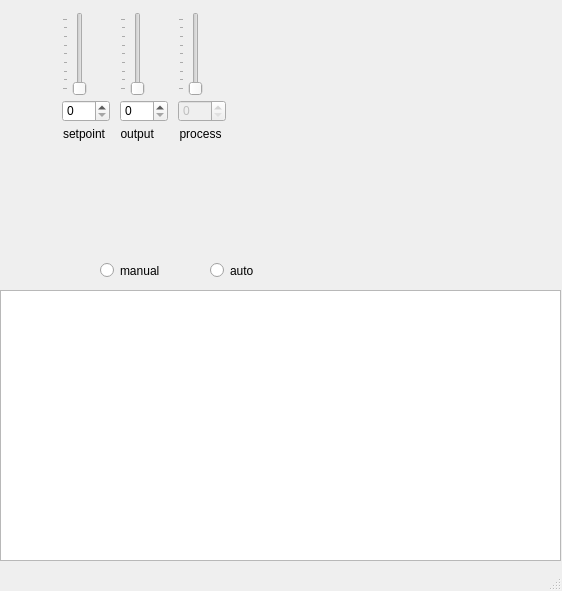
The window that gui/tinyPIDqt/form1.ui (colossus212/tinyPID) describes before a commit, drawn with Qt 5.
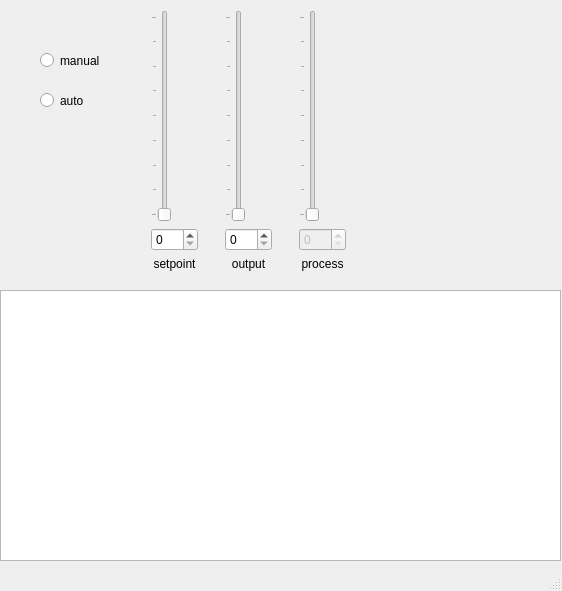
The same window after the commit.

Commit message: playing with gui

What changed in the file:
```diff
--- a/gui/tinyPIDqt/form1.ui
+++ b/gui/tinyPIDqt/form1.ui
@@ -26,15 +26,54 @@
    <string>tinyPIDqt</string>
   </property>
   <widget class="QWidget" name="centralwidget">
+   <widget class="QGraphicsView" name="graphicsView">
+    <property name="geometry">
+     <rect>
+      <x>0</x>
+      <y>290</y>
+      <width>561</width>
+      <height>271</height>
+     </rect>
+    </property>
+   </widget>
+   <widget class="QRadioButton" name="radioButton">
+    <property name="geometry">
+     <rect>
+      <x>40</x>
+      <y>50</y>
+      <width>71</width>
+      <height>21</height>
+     </rect>
+    </property>
+    <property name="text">
+     <string>manual</string>
+    </property>
+   </widget>
+   <widget class="QRadioButton" name="radioButton_2">
+    <property name="geometry">
+     <rect>
+      <x>40</x>
+      <y>90</y>
+      <width>61</width>
+      <height>21</height>
+     </rect>
+    </property>
+    <property name="text">
+     <string>auto</string>
+    </property>
+   </widget>
+   <widget class="QWidget" name="">
+    <property name="geometry">
+     <rect>
+      <x>130</x>
+      <y>10</y>
+      <width>239</width>
+      <height>261</height>
+     </rect>
+    </property>
+    <layout class="QGridLayout" name="gridLayout">
+     <item row="0" column="0">
    <widget class="QSlider" name="spSlider">
-    <property name="geometry">
-     <rect>
-      <x>62</x>
-      <y>12</y>
-      <width>28</width>
-      <height>84</height>
-     </rect>
-    </property>
     <property name="maximum">
      <number>255</number>
     </property>
@@ -48,15 +87,9 @@
      <number>32</number>
     </property>
    </widget>
+     </item>
+     <item row="0" column="1">
    <widget class="QSlider" name="outSlider">
-    <property name="geometry">
-     <rect>
-      <x>120</x>
-      <y>12</y>
-      <width>28</width>
-      <height>84</height>
-     </rect>
-    </property>
     <property name="maximum">
      <number>255</number>
     </property>
@@ -70,18 +103,12 @@
      <number>32</number>
     </property>
    </widget>
+     </item>
+     <item row="0" column="2">
    <widget class="QSlider" name="pvSlider">
     <property name="enabled">
      <bool>false</bool>
     </property>
-    <property name="geometry">
-     <rect>
-      <x>178</x>
-      <y>12</y>
-      <width>28</width>
-      <height>84</height>
-     </rect>
-    </property>
     <property name="maximum">
      <number>255</number>
     </property>
@@ -95,15 +122,9 @@
      <number>32</number>
     </property>
    </widget>
+     </item>
+     <item row="1" column="0">
    <widget class="QSpinBox" name="spSpinBox">
-    <property name="geometry">
-     <rect>
-      <x>62</x>
-      <y>100</y>
-      <width>48</width>
-      <height>22</height>
-     </rect>
-    </property>
     <property name="accelerated">
      <bool>true</bool>
     </property>
@@ -111,15 +132,9 @@
      <number>255</number>
     </property>
    </widget>
+     </item>
+     <item row="1" column="1">
    <widget class="QSpinBox" name="outSpinBox">
-    <property name="geometry">
-     <rect>
-      <x>120</x>
-      <y>100</y>
-      <width>48</width>
-      <height>22</height>
-     </rect>
-    </property>
     <property name="accelerated">
      <bool>true</bool>
     </property>
@@ -127,18 +142,12 @@
      <number>255</number>
     </property>
    </widget>
+     </item>
+     <item row="1" column="2">
    <widget class="QSpinBox" name="pvSpinBox">
     <property name="enabled">
      <bool>false</bool>
     </property>
-    <property name="geometry">
-     <rect>
-      <x>178</x>
-      <y>100</y>
-      <width>48</width>
-      <height>22</height>
-     </rect>
-    </property>
     <property name="accelerated">
      <bool>true</bool>
     </property>
@@ -146,15 +155,9 @@
      <number>255</number>
     </property>
    </widget>
+     </item>
+     <item row="2" column="0">
    <widget class="QLabel" name="label">
-    <property name="geometry">
-     <rect>
-      <x>62</x>
-      <y>126</y>
-      <width>44</width>
-      <height>16</height>
-     </rect>
-    </property>
     <property name="text">
      <string>&lt;!DOCTYPE HTML PUBLIC &quot;-//W3C//DTD HTML 4.0//EN&quot; &quot;http://www.w3.org/TR/REC-html40/strict.dtd&quot;&gt;
 &lt;html&gt;&lt;head&gt;&lt;meta name=&quot;qrichtext&quot; content=&quot;1&quot; /&gt;&lt;style type=&quot;text/css&quot;&gt;
@@ -163,15 +166,9 @@
 &lt;p align=&quot;center&quot; style=&quot; margin-top:0px; margin-bottom:0px; margin-left:0px; margin-right:0px; -qt-block-indent:0; text-indent:0px;&quot;&gt;setpoint&lt;/p&gt;&lt;/body&gt;&lt;/html&gt;</string>
     </property>
    </widget>
+     </item>
+     <item row="2" column="1">
    <widget class="QLabel" name="label_2">
-    <property name="geometry">
-     <rect>
-      <x>120</x>
-      <y>126</y>
-      <width>34</width>
-      <height>16</height>
-     </rect>
-    </property>
     <property name="text">
      <string>&lt;!DOCTYPE HTML PUBLIC &quot;-//W3C//DTD HTML 4.0//EN&quot; &quot;http://www.w3.org/TR/REC-html40/strict.dtd&quot;&gt;
 &lt;html&gt;&lt;head&gt;&lt;meta name=&quot;qrichtext&quot; content=&quot;1&quot; /&gt;&lt;style type=&quot;text/css&quot;&gt;
@@ -180,15 +177,9 @@
 &lt;p align=&quot;center&quot; style=&quot; margin-top:0px; margin-bottom:0px; margin-left:0px; margin-right:0px; -qt-block-indent:0; text-indent:0px;&quot;&gt;output&lt;/p&gt;&lt;/body&gt;&lt;/html&gt;</string>
     </property>
    </widget>
+     </item>
+     <item row="2" column="2">
    <widget class="QLabel" name="label_3">
-    <property name="geometry">
-     <rect>
-      <x>178</x>
-      <y>126</y>
-      <width>45</width>
-      <height>16</height>
-     </rect>
-    </property>
     <property name="text">
      <string>&lt;!DOCTYPE HTML PUBLIC &quot;-//W3C//DTD HTML 4.0//EN&quot; &quot;http://www.w3.org/TR/REC-html40/strict.dtd&quot;&gt;
 &lt;html&gt;&lt;head&gt;&lt;meta name=&quot;qrichtext&quot; content=&quot;1&quot; /&gt;&lt;style type=&quot;text/css&quot;&gt;
@@ -197,41 +188,8 @@
 &lt;p align=&quot;center&quot; style=&quot; margin-top:0px; margin-bottom:0px; margin-left:0px; margin-right:0px; -qt-block-indent:0; text-indent:0px;&quot;&gt;process&lt;/p&gt;&lt;/body&gt;&lt;/html&gt;</string>
     </property>
    </widget>
-   <widget class="QGraphicsView" name="graphicsView">
-    <property name="geometry">
-     <rect>
-      <x>0</x>
-      <y>290</y>
-      <width>561</width>
-      <height>271</height>
-     </rect>
-    </property>
-   </widget>
-   <widget class="QRadioButton" name="radioButton">
-    <property name="geometry">
-     <rect>
-      <x>100</x>
-      <y>260</y>
-      <width>71</width>
-      <height>21</height>
-     </rect>
-    </property>
-    <property name="text">
-     <string>manual</string>
-    </property>
-   </widget>
-   <widget class="QRadioButton" name="radioButton_2">
-    <property name="geometry">
-     <rect>
-      <x>210</x>
-      <y>260</y>
-      <width>61</width>
-      <height>21</height>
-     </rect>
-    </property>
-    <property name="text">
-     <string>auto</string>
-    </property>
+     </item>
+    </layout>
    </widget>
   </widget>
   <widget class="QMenuBar" name="menubar">
```
Left out of the diff: 176 changed lines with no effect on the pictures. Lines whose indentation alone changed are shown as unchanged. The commit also changes 5 other files.
